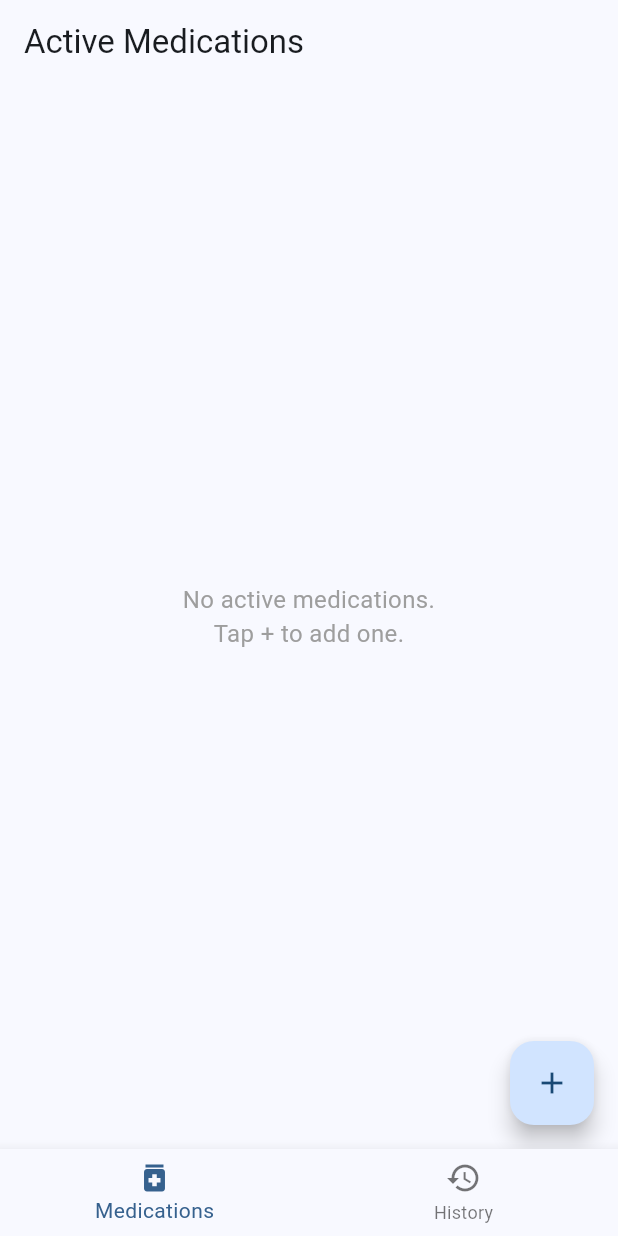
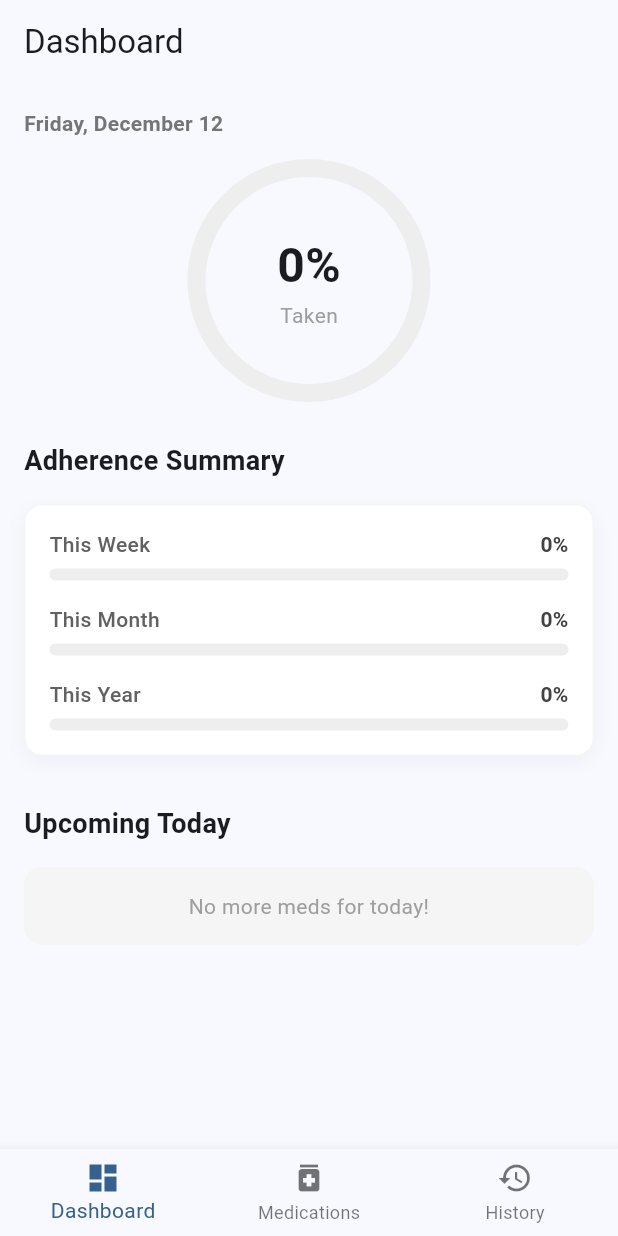
Before and after one commit to IIN32/kare, a Flutter app: the screen it shows after launch, on a phone screen of 412 x 824 dp. Run offline on Flutter 3.47's test engine with Material 3 defaults, Android fonts, the light colour scheme and no system bars; our stand-ins replace flutter_local_notifications, flutter_timezone, hive, hive_flutter, timezone; accounts and stored records are empty.

Commit message:
Update dashboard stats dily,weekly,monthly and yearly , fix notifications, and add daily history deletion

```diff
--- a/lib/screens/add_medication_screen.dart
+++ b/lib/screens/add_medication_screen.dart
@@ -156,7 +156,10 @@ class _AddMedicationScreenState extends State<AddMedicationScreen> {
       final notificationService = NotificationService();
 
       for (var time in _selectedTimes) {
-        final String uniqueKey = '${newMedication.name}_${time.hour}:${time.minute}';
+        // Ensure consistent ID generation using padded time
+        final String hour = time.hour.toString().padLeft(2, '0');
+        final String minute = time.minute.toString().padLeft(2, '0');
+        final String uniqueKey = '${newMedication.name}_$hour:$minute';
         final int baseId = uniqueKey.hashCode.abs();
 
         await notificationService.scheduleNotification(
--- /dev/null
+++ b/lib/screens/dashboard_screen.dart
@@ -0,0 +1,225 @@
+import 'package:flutter/material.dart';
+import 'package:intl/intl.dart';
+import '../services/stats_service.dart';
+import '../services/local_storage_service.dart';
+import '../models/medication.dart';
+
+class DashboardScreen extends StatefulWidget {
+  const DashboardScreen({super.key});
+
+  @override
+  State<DashboardScreen> createState() => _DashboardScreenState();
+}
+
+class _DashboardScreenState extends State<DashboardScreen> {
+  //Initializing services
+  final StatsService _statsService= StatsService();
+  final LocalStorageService _localStorageService = LocalStorageService();
+
+  //Stats variable store
+  double _dailyProgress = 0.0;
+  double _weeklyProgress = 0.0;
+  double _monthlyProgress = 0.0;
+  double _yearlyProgress = 0.0;
+
+  //Upcoming Medications
+  List<Medication> _upcomingMeds = [];
+
+  @override
+  void initState() {
+    super.initState();
+    _loadStats();//For data loading at screen start
+  }
+
+  //Fetching data and updating UI
+  void _loadStats() {
+    setState(() {
+      _dailyProgress = _statsService.getDailyProgress();
+      _weeklyProgress = _statsService.getWeeklyProgress();
+      _monthlyProgress = _statsService.getMonthlyProgress();
+      _yearlyProgress = _statsService.getYearlyProgress();
+
+      _upcomingMeds = _getUpcomingMeds(); //For up coming Medications
+    });
+  }
+
+  //Finding medication logic
+  List<Medication> _getUpcomingMeds() {
+    final now = TimeOfDay.now();
+    final nowMinutes = now.hour * 60 + now.minute;
+    final allMeds = _localStorageService.getMedications();
+    final List<Medication> upcoming = [];
+
+    // Filter for medications that have a scheduled time later today
+    for (var med in allMeds) {
+      // Checking if med is active today
+      if (med.endDate != null && med.endDate!.isBefore(DateTime.now())) continue;
+
+      for (var timeStr in med.times) {
+        final parts = timeStr.split(':');
+        final h = int.parse(parts[0]);
+        final m = int.parse(parts[1]);
+        final medMinutes = h * 60 + m;
+
+        // If the scheduled time is in the future
+        if (medMinutes > nowMinutes) {
+          upcoming.add(med);
+          break; // Only add the medication once, even if it has multiple future doses
+        }
+      }
+    }
+    return upcoming;
+  }
+
+  Widget _buildProgressBar(String label, double progress, Color color) {
+    return Column(
+      crossAxisAlignment: CrossAxisAlignment.start,
+      children: [
+        Row(
+          mainAxisAlignment: MainAxisAlignment.spaceBetween,
+          children: [
+            Text(label, style: TextStyle(fontWeight: FontWeight.w500, color: Colors.grey[700])),
+            Text('${(progress * 100).toInt()}%', style: TextStyle(fontWeight: FontWeight.bold, color: Colors.grey[800])),
+          ],
+        ),
+        const SizedBox(height: 6),
+        LinearProgressIndicator(
+          value: progress,
+          backgroundColor: Colors.grey[200],
+          color: color,
+          minHeight: 8,
+          borderRadius: BorderRadius.circular(4),
+        ),
+      ],
+    );
+  }
+
+  @override
+  Widget build(BuildContext context) {
+    return Scaffold(
+      appBar: AppBar(
+        title: const Text('Dashboard'),
+      ),
+      // RefreshIndicator lets the user pull down to update stats
+      body: RefreshIndicator(
+        onRefresh: () async => _loadStats(),
+        child: SingleChildScrollView(
+          physics: const AlwaysScrollableScrollPhysics(),
+          padding: const EdgeInsets.all(16.0),
+          child: Column(
+            crossAxisAlignment: CrossAxisAlignment.start,
+            children: [
+              // 1. DATE HEADER
+              Text(
+                DateFormat.MMMMEEEEd().format(DateTime.now()), // e.g., "Friday, Nov 10"
+                style: TextStyle(fontSize: 14, color: Colors.grey[600], fontWeight: FontWeight.bold),
+              ),
+              const SizedBox(height: 20),
+
+              // 2. PROGRESS RING CARD (Daily)
+              Center(
+                child: Stack(
+                  alignment: Alignment.center,
+                  children: [
+                    // Background Circle (Grey)
+                    SizedBox(
+                      width: 150,
+                      height: 150,
+                      child: CircularProgressIndicator(
+                        value: 1.0, // Full circle
+                        strokeWidth: 12,
+                        color: Colors.grey[200],
+                      ),
+                    ),
+                    // Foreground Progress (Blue/Green)
+                    SizedBox(
+                      width: 150,
+                      height: 150,
+                      child: CircularProgressIndicator(
+                        value: _dailyProgress, // Our calculated value
+                        strokeWidth: 12,
+                        backgroundColor: Colors.transparent,
+                        color: _dailyProgress >= 1.0 ? Colors.green : Colors.blue,
+                        strokeCap: StrokeCap.round, // Rounded ends look nicer
+                      ),
+                    ),
+                    // Text in the Middle
+                    Column(
+                      mainAxisSize: MainAxisSize.min,
+                      children: [
+                        Text(
+                          '${(_dailyProgress * 100).toInt()}%',
+                          style: const TextStyle(fontSize: 32, fontWeight: FontWeight.bold),
+                        ),
+                        const Text('Taken', style: TextStyle(color: Colors.grey)),
+                      ],
+                    ),
+                  ],
+                ),
+              ),
+              const SizedBox(height: 32),
+
+              // 3. WEEKLY / MONTHLY / YEARLY SUMMARY
+              const Text(
+                'Adherence Summary',
+                style: TextStyle(fontSize: 18, fontWeight: FontWeight.bold),
+              ),
+              const SizedBox(height: 16),
+              Container(
+                padding: const EdgeInsets.all(16),
+                decoration: BoxDecoration(
+                  color: Colors.white,
+                  borderRadius: BorderRadius.circular(12),
+                  boxShadow: [
+                    BoxShadow(color: Colors.grey.withOpacity(0.1), blurRadius: 10, offset: const Offset(0, 4)),
+                  ],
+                  border: Border.all(color: Colors.grey.shade100),
+                ),
+                child: Column(
+                  children: [
+                    _buildProgressBar('This Week', _weeklyProgress, Colors.orangeAccent),
+                    const SizedBox(height: 16),
+                    _buildProgressBar('This Month', _monthlyProgress, Colors.deepPurpleAccent),
+                    const SizedBox(height: 16),
+                    _buildProgressBar('This Year', _yearlyProgress, Colors.teal),
+                  ],
+                ),
+              ),
+              const SizedBox(height: 32),
+
+              // 4. UPCOMING MEDS SECTION
+              const Text(
+                'Upcoming Today',
+                style: TextStyle(fontSize: 18, fontWeight: FontWeight.bold),
+              ),
+              const SizedBox(height: 16),
+                //Making medication list dynamic
+                _upcomingMeds.isEmpty
+                    ? Container(
+                  padding: const EdgeInsets.all(16),
+                  width: double.infinity,
+                  decoration: BoxDecoration(
+                    color: Colors.grey[100],
+                    borderRadius: BorderRadius.circular(12),
+                  ),
+                  child: const Text('No more meds for today!', textAlign: TextAlign.center, style: TextStyle(color: Colors.grey)),
+                )
+                    : Column(
+                  children: _upcomingMeds.map((med) => Card(
+                    elevation: 0,
+                    color: Colors.blue[50],
+                    margin: const EdgeInsets.only(bottom: 8),
+                    child: ListTile(
+                      leading: const Icon(Icons.access_time, color: Colors.blue),
+                      title: Text(med.name, style: const TextStyle(fontWeight: FontWeight.bold)),
+                      subtitle: Text(med.dosage),
+                    ),
+                  )).toList(),
+                )
+            ],
+          ),
+        ),
+      ),
+    );
+  }
+}
--- a/lib/screens/edit_medication_screen.dart
+++ b/lib/screens/edit_medication_screen.dart
@@ -186,7 +186,10 @@ class _EditMedicationScreenState extends State<EditMedicationScreen> {
       await LocalStorageService().updateMedication(widget.medication, updatedMedication);
 
       for (var time in _selectedTimes) {
-        final String uniqueKey = '${updatedMedication.name}_${time.hour}:${time.minute}';
+        // Fix inconsistent ID generation
+        final String hour = time.hour.toString().padLeft(2, '0');
+        final String minute = time.minute.toString().padLeft(2, '0');
+        final String uniqueKey = '${updatedMedication.name}_$hour:$minute';
         final int baseId = uniqueKey.hashCode.abs();
 
         await notificationService.scheduleNotification(
--- a/lib/screens/history_screen.dart
+++ b/lib/screens/history_screen.dart
@@ -48,6 +48,25 @@ class _HistoryScreenState extends State<HistoryScreen> {
 
     if (confirm == true) {
       await _logService.clearAll();
+      _loadData();
+    }
+  }
+
+  Future<void> _confirmDeleteMedicationDay(String medName, DateTime day) async {
+    final confirm = await showDialog<bool>(
+      context: context,
+      builder: (context) => AlertDialog(
+        title: Text('Delete $medName Logs?'),
+        content: Text('Delete all logs for $medName on ${DateFormat.yMMMd().format(day)}?'),
+        actions: [
+          TextButton(onPressed: () => Navigator.pop(context, false), child: const Text('Cancel')),
+          TextButton(onPressed: () => Navigator.pop(context, true), child: const Text('Delete')),
+        ],
+      ),
+    );
+
+    if (confirm == true) {
+      await _logService.deleteLogsForMedicationOnDay(medName, day);
       _loadData();
     }
   }
@@ -174,7 +193,17 @@ class _HistoryScreenState extends State<HistoryScreen> {
                             child: Column(
                               crossAxisAlignment: CrossAxisAlignment.start,
                               children: [
-                                Text(medName, style: const TextStyle(fontWeight: FontWeight.bold, fontSize: 16)),
+                                Row(
+                                  mainAxisAlignment: MainAxisAlignment.spaceBetween,
+                                  children: [
+                                    Text(medName, style: const TextStyle(fontWeight: FontWeight.bold, fontSize: 16)),
+                                    IconButton(
+                                      icon: const Icon(Icons.delete_outline, size: 20, color: Colors.grey),
+                                      onPressed: () => _confirmDeleteMedicationDay(medName, day),
+                                      tooltip: 'Delete all for this day',
+                                    ),
+                                  ],
+                                ),
                                 const SizedBox(height: 8),
                                 _buildDailyStatus(medName, dailyLogs, day),
                               ],
--- a/lib/screens/home_screen.dart
+++ b/lib/screens/home_screen.dart
@@ -5,6 +5,7 @@ import '../services/log_service.dart';
 import '../services/notification_service.dart';
 import '../models/medication.dart';
 import '../models/intake_log.dart';
+import './dashboard_screen.dart';
 import 'add_medication_screen.dart';
 import 'edit_medication_screen.dart';
 import 'history_screen.dart';
@@ -20,6 +21,7 @@ class _HomeScreenState extends State<HomeScreen> {
   int _currentIndex = 0;
 
   final List<Widget> _pages = [
+    const DashboardScreen(),
     const MedicationsTab(),
     const HistoryScreen(),
   ];
@@ -38,6 +40,10 @@ class _HomeScreenState extends State<HomeScreen> {
         currentIndex: _currentIndex,
         onTap: _onTabTapped,
         items: const [
+          BottomNavigationBarItem(
+            icon: Icon(Icons.dashboard),
+            label: 'Dashboard',
+          ),
           BottomNavigationBarItem(
             icon: Icon(Icons.medication),
             label: 'Medications',
@@ -106,11 +112,36 @@ class _MedicationsTabState extends State<MedicationsTab> {
 
     await _logService.addLog(log);
 
+    // Cancel notifications using the correct padded time format
+    // scheduledTime is already padded (e.g., "08:05") from the database
     final String uniqueKey = '${medication.name}_$scheduledTime';
     final int baseId = uniqueKey.hashCode.abs();
 
-    for (int i = 1; i <= 3; i++) {
+    // Cancel the main notification (though the user likely clicked it or opened app)
+    await _notificationService.cancelNotification(baseId);
+
+    // Cancel all nag notifications (1 to 15 to be safe, covers old 3 limit and new 15 limit)
+    for (int i = 1; i <= 15; i++) {
       await _notificationService.cancelNotification(baseId + i);
+    }
+
+    // BACKWARD COMPATIBILITY: Cancel potential "bugged" unpadded IDs
+    // Example: "08:05" -> "8:5"
+    try {
+      final parts = scheduledTime.split(':');
+      final int h = int.parse(parts[0]);
+      final int m = int.parse(parts[1]);
+      final String unpaddedTime = '$h:$m';
+
+      final String legacyKey = '${medication.name}_$unpaddedTime';
+      final int legacyBaseId = legacyKey.hashCode.abs();
+
+      await _notificationService.cancelNotification(legacyBaseId);
+      for (int i = 1; i <= 15; i++) {
+        await _notificationService.cancelNotification(legacyBaseId + i);
+      }
+    } catch (e) {
+      // Ignore parsing errors
     }
 
     setState(() {});
@@ -135,8 +166,26 @@ class _MedicationsTabState extends State<MedicationsTab> {
         final int baseId = uniqueKey.hashCode.abs();
 
         await _notificationService.cancelNotification(baseId);
-        for (int i = 1; i <= 3; i++) {
+        for (int i = 1; i <= 15; i++) {
           await _notificationService.cancelNotification(baseId + i);
+        }
+
+        // BACKWARD COMPATIBILITY: Cancel potential "bugged" unpadded IDs
+        try {
+          final parts = timeString.split(':');
+          final int h = int.parse(parts[0]);
+          final int m = int.parse(parts[1]);
+          final String unpaddedTime = '$h:$m';
+
+          final String legacyKey = '${medication.name}_$unpaddedTime';
+          final int legacyBaseId = legacyKey.hashCode.abs();
+
+          await _notificationService.cancelNotification(legacyBaseId);
+          for (int i = 1; i <= 15; i++) {
+            await _notificationService.cancelNotification(legacyBaseId + i);
+          }
+        } catch (e) {
+          // Ignore
         }
       }
 
--- a/lib/services/log_service.dart
+++ b/lib/services/log_service.dart
@@ -33,6 +33,25 @@ class LogService {
         .toList();
   }
 
+  // Delete all logs for a specific medication on a specific day
+  Future<void> deleteLogsForMedicationOnDay(String medName, DateTime day) async {
+    final Map<dynamic, IntakeLog> map = _box.toMap();
+    final List<dynamic> keysToDelete = [];
+
+    map.forEach((key, value) {
+      if (value.medicationName == medName &&
+          value.timestamp.year == day.year &&
+          value.timestamp.month == day.month &&
+          value.timestamp.day == day.day) {
+        keysToDelete.add(key);
+      }
+    });
+
+    if (keysToDelete.isNotEmpty) {
+      await _box.deleteAll(keysToDelete);
+    }
+  }
+
   // Clear all logs
   Future<void> clearAll() async {
     await _box.clear();
--- /dev/null
+++ b/lib/services/stats_service.dart
@@ -0,0 +1,89 @@
+import 'package:collection/collection.dart';
+import '../models/medication.dart';
+import '../models/intake_log.dart';
+import 'local_storage_service.dart';
+import 'log_service.dart';
+
+class StatsService {
+  final LocalStorageService _localStorageService = LocalStorageService();
+  final LogService _logService = LogService();
+
+  //Calculating the medications for today and adherence progress as value from 0.0 to 1.0
+  double getDailyProgress() {
+    return _calculateAdherence(DateTime.now(), DateTime.now());
+  }
+
+  double getWeeklyProgress() {
+    final now = DateTime.now();
+    // Start of week (Monday)
+    final startOfWeek = now.subtract(Duration(days: now.weekday - 1));
+    return _calculateAdherence(startOfWeek, now);
+  }
+
+  double getMonthlyProgress() {
+    final now = DateTime.now();
+    final startOfMonth = DateTime(now.year, now.month, 1);
+    return _calculateAdherence(startOfMonth, now);
+  }
+
+  double getYearlyProgress() {
+    final now = DateTime.now();
+    final startOfYear = DateTime(now.year, 1, 1);
+    return _calculateAdherence(startOfYear, now);
+  }
+
+  double _calculateAdherence(DateTime start, DateTime end) {
+    final allMeds = _localStorageService.getMedications();
+    final allLogs = _logService.getLogs();
+
+    int totalScheduled = 0;
+    int totalTaken = 0;
+
+    // Normalize dates to start of day to avoid time issues
+    final startDay = DateTime(start.year, start.month, start.day);
+    final endDay = DateTime(end.year, end.month, end.day);
+
+    final daysDifference = endDay.difference(startDay).inDays;
+
+    for (int i = 0; i <= daysDifference; i++) {
+      final currentDay = startDay.add(Duration(days: i));
+
+      // 1. Calculate Scheduled for this day
+      for (var med in allMeds) {
+        // Check if med is active on 'currentDay'
+        // Med is active if startDate <= currentDay AND (endDate == null OR endDate >= currentDay)
+
+        final startM = DateTime(med.startDate.year, med.startDate.month, med.startDate.day);
+        final endM = med.endDate != null ? DateTime(med.endDate!.year, med.endDate!.month, med.endDate!.day) : null;
+
+        bool isActive = (startM.isBefore(currentDay) || isSameDay(startM, currentDay)) &&
+                        (endM == null || endM.isAfter(currentDay) || isSameDay(endM, currentDay));
+
+        if (isActive) {
+          totalScheduled += med.times.length;
+        }
+      }
+
+      // 2. Calculate Taken for this day
+      final logsForDay = allLogs.where((log) => isSameDay(log.timestamp, currentDay));
+      // Unique taken count (medication + scheduled time)
+      final uniqueTaken = logsForDay
+          .map((log) => '${log.medicationName}_${log.scheduledTime}')
+          .toSet()
+          .length;
+
+      totalTaken += uniqueTaken;
+    }
+
+    if (totalScheduled == 0) return 0.0;
+
+    // Cap at 1.0 just in case of weird data
+    double progress = totalTaken / totalScheduled;
+    return progress > 1.0 ? 1.0 : progress;
+  }
+
+  //Checking function to check if 2 DateTime object are refering the same calendar
+  bool isSameDay(DateTime a, DateTime b) {
+    return a.year == b.year && a.month == b.month && a.day == b.day;
+  }
+}
```
Also changed, not shown: 1 other file.
